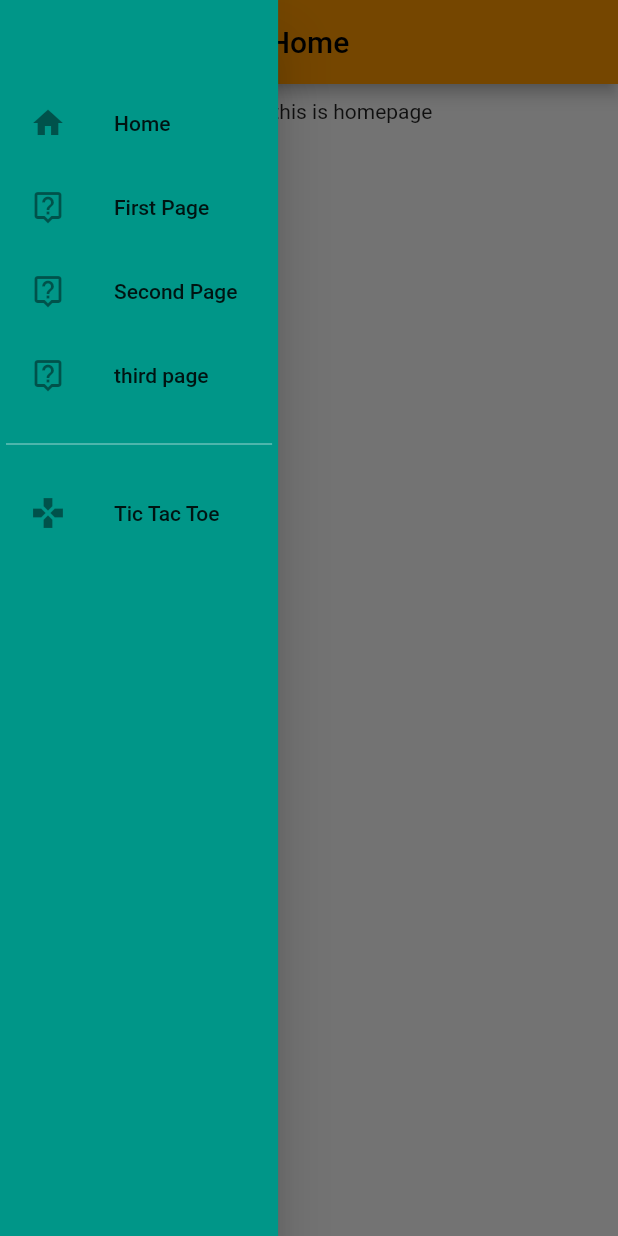
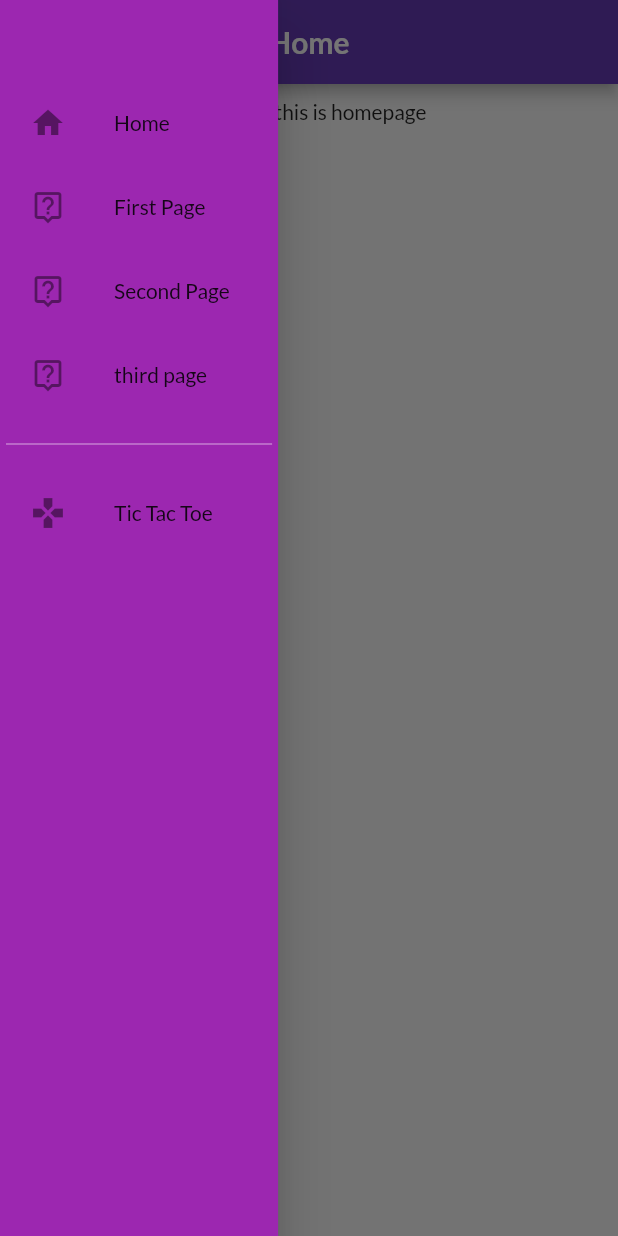
Before and after one commit to EDR3X/myApp, a Flutter app: the homepage screen opened directly, with the side drawer open, on a phone screen of 412 x 824 dp. Run offline on Flutter 3.47's test engine with Material 2 defaults, Android fonts, the phone set to English and light mode, and no system bars; our stand-ins replace google_fonts; missing offline and left inert: dart:ffi.

Commit message:
added google font but not completely

```diff
--- a/lib/home.dart
+++ b/lib/home.dart
@@ -15,7 +15,10 @@
       drawer: const myDrawer(),
       appBar: AppBar(
         centerTitle: true,
-        title: const Text("Home"),
+        title: const Text(
+          "Home",
+          style: TextStyle(fontWeight: FontWeight.bold),
+        ),
       ),
       body: Padding(
         padding: const EdgeInsets.all(10.0),
--- a/lib/myDrawer.dart
+++ b/lib/myDrawer.dart
@@ -18,7 +18,7 @@
     return SizedBox(
       width: MediaQuery.of(context).size.width * 0.45,
       child: Drawer(
-        backgroundColor: Colors.teal,
+        backgroundColor: Colors.purple,
         child: Padding(
           padding: const EdgeInsets.all(4.0),
           child: ListView(
--- a/pubspec.yaml
+++ b/pubspec.yaml
@@ -33,6 +33,7 @@
   # The following adds the Cupertino Icons font to your application.
   # Use with the CupertinoIcons class for iOS style icons.
   cupertino_icons: ^1.0.2
+  google_fonts: ^2.1.0
 
 dev_dependencies:
   flutter_test:
```
Also changed, not shown: lib/main.dart (+8 -3 lines), pubspec.lock.
